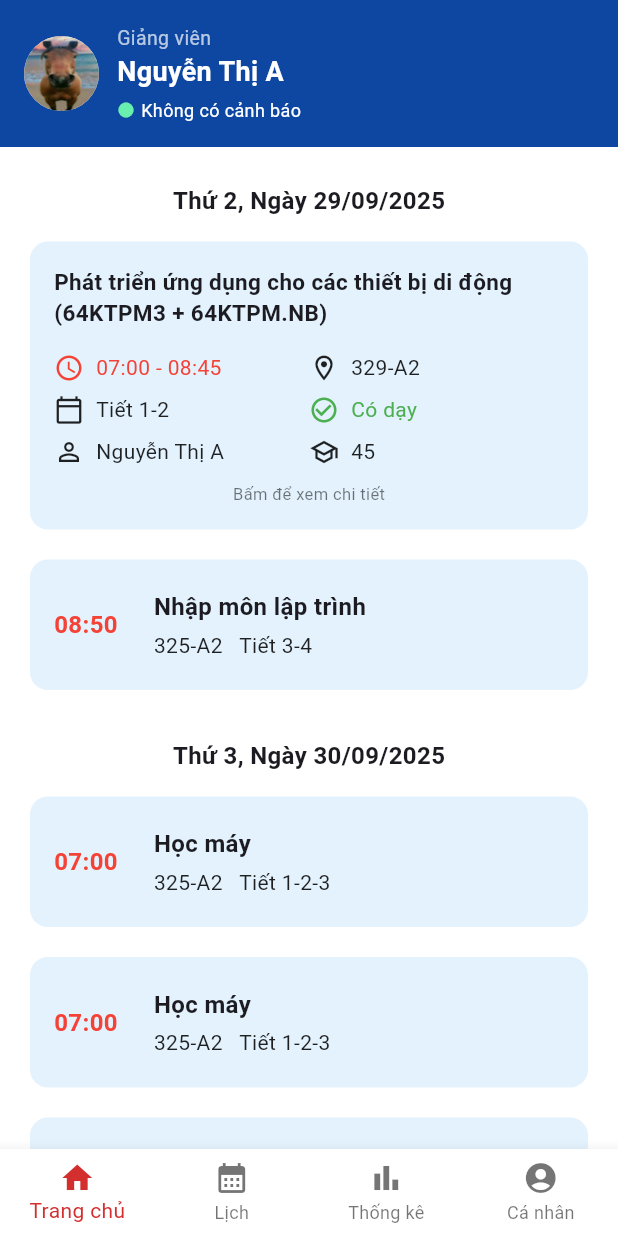
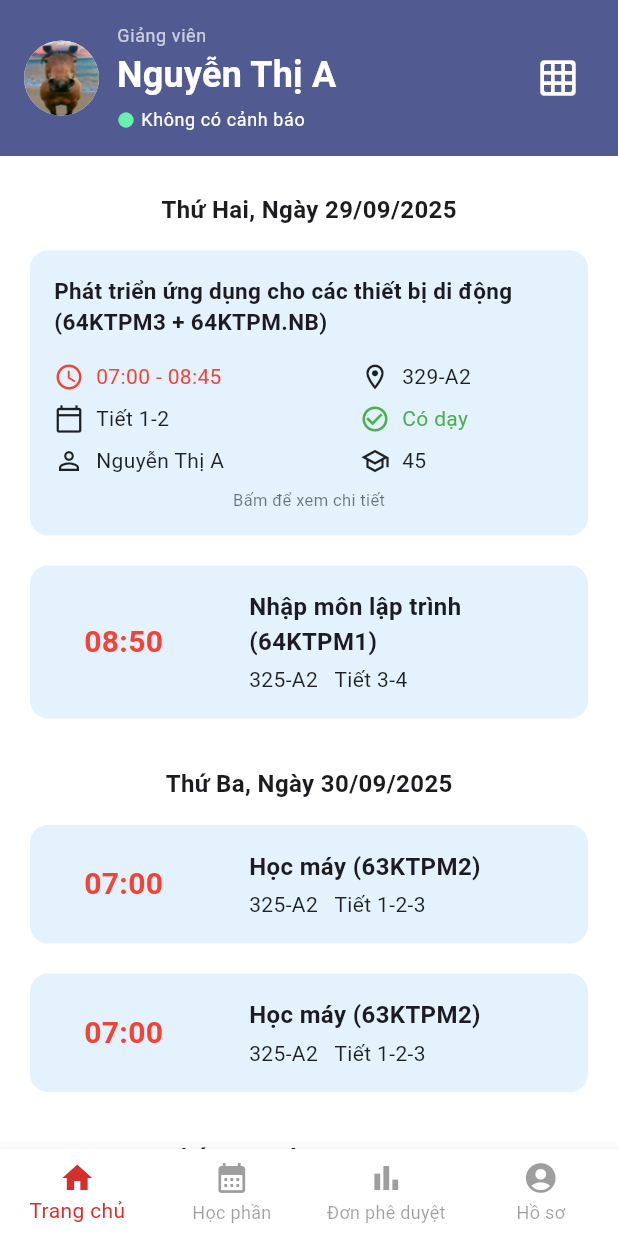
Before and after one commit to fasysd/tlu_schedule_app, a Flutter app: the HomeGiangVien screen opened directly with sample values from the repository, on a phone screen of 412 x 824 dp. Run offline on Flutter 3.47's test engine with Material 3 defaults, Android fonts, the phone set to English and light mode, and no system bars.

Commit message:
Update screens

```diff
--- a/lib/data/mock_data.dart
+++ b/lib/data/mock_data.dart
@@ -6,6 +6,7 @@ final List<UserAccount> userAccounts = [
     id: 'gv01',
     username: 'gv01',
     password: '123',
+    email: 'gv@01',
     role: 'giangvien',
     fullName: 'Nguyễn Thị A',
     avatarPath: 'assets/images/teacher_logo.jpg',
@@ -15,6 +16,7 @@ final List<UserAccount> userAccounts = [
     id: 'dt01',
     username: 'dt01',
     password: '123',
+    email: 'dt@01',
     role: 'phongdaotao',
     fullName: 'Phòng đào tạo TLU',
     avatarPath: 'assets/images/tlu_logo.png',
@@ -90,9 +92,9 @@ final List<ScheduleEntry> mockSchedules = [
     courseId: 'course_ctdl_01',
     subjectName: 'Cấu trúc dữ liệu',
     className: '64KTPM4',
-    date: DateTime(2025, 9, 30), // Cùng ngày với "Học máy"
-    startTime: DateTime(2025, 9, 30, 10, 0),
-    endTime: DateTime(2025, 9, 30, 11, 45),
+    date: DateTime(2025, 9, 31), // Cùng ngày với "Học máy"
+    startTime: DateTime(2025, 9, 31, 10, 0),
+    endTime: DateTime(2025, 9, 31, 11, 45),
     periods: [5, 6],
     roomId: '401-A2',
     instructorId: 'gv01',
--- a/lib/data/models/user_model.dart
+++ b/lib/data/models/user_model.dart
@@ -2,6 +2,7 @@ class UserAccount {
   final String id;
   final String username;
   final String password;
+  final String email;
   final String role;
   final String fullName;
   final String avatarPath;
@@ -11,6 +12,7 @@ class UserAccount {
     required this.id,
     required this.username,
     required this.password,
+    required this.email,
     required this.role,
     required this.fullName,
     required this.avatarPath,
--- a/lib/main.dart
+++ b/lib/main.dart
@@ -1,14 +1,12 @@
-// main.dart
 import 'package:flutter/material.dart';
 import 'package:intl/date_symbol_data_local.dart';
 import 'core/themes/app_theme.dart';
 import 'data/mock_data.dart';
 import 'data/models/user_model.dart';
 import 'presentation/screens/splash_page.dart';
-import 'presentation/screens/home_giangvien.dart';
+//import 'presentation/screens/home_giangvien.dart';
 
 void main() {
-  // Khởi tạo locale 'vi_VN'
   initializeDateFormatting('vi_VN', null).then((_) {
     runApp(const MyApp());
   });
@@ -19,15 +17,14 @@
 
   @override
   Widget build(BuildContext context) {
-    // Tìm user từ mock data
     final UserAccount currentUser = userAccounts.firstWhere((u) => u.id == 'gv01');
 
     return MaterialApp(
       debugShowCheckedModeBanner: false,
       title: 'TLU Schedule',
       theme: AppTheme.light,
-      home: SplashPage(), // Bắt đầu từ SplashPage để có luồng đăng nhập
-      // home: HomeGiangVien(user: currentUser), // Hoặc vào thẳng trang chủ để test
+      home: SplashPage(),
+      //home: HomeGiangVien(user: currentUser),
     );
   }
 }
--- a/lib/presentation/screens/home_giangvien.dart
+++ b/lib/presentation/screens/home_giangvien.dart
@@ -1,8 +1,10 @@
 import 'package:flutter/material.dart';
+import 'package:flutter/services.dart';
 import 'package:intl/intl.dart';
 import '../../data/models/schedule_model.dart';
 import '../../data/models/user_model.dart';
 import '../../data/mock_data.dart';
+import 'weekly_schedule_page.dart';
 
 class ScheduleData {
   final Map<String, List<ScheduleEntry>> groupedSchedules;
@@ -44,7 +46,7 @@ class _HomeGiangVienState extends State<HomeGiangVien> {
     String? featuredId = userSchedules.first.id;
 
     final Map<String, List<ScheduleEntry>> grouped = {};
-    final DateFormat formatter = DateFormat("E, 'Ngày' dd/MM/y", 'vi_VN');
+    final DateFormat formatter = DateFormat("EEEE, 'Ngày' dd/MM/y", 'vi_VN');
 
     for (var schedule in userSchedules) {
       final String dateKey = formatter.format(schedule.date);
@@ -54,19 +56,12 @@ class _HomeGiangVienState extends State<HomeGiangVien> {
       grouped[dateKey]!.add(schedule);
     }
 
-    if (userSchedules.isNotEmpty) {
-      final nextDay = userSchedules.last.date.add(const Duration(days: 1));
-      final String nextDayKey = formatter.format(nextDay);
-      if (grouped[nextDayKey] == null) {
-        grouped[nextDayKey] = [];
-      }
-    }
-
     return ScheduleData(groupedSchedules: grouped, featuredScheduleId: featuredId);
   }
 
   @override
   Widget build(BuildContext context) {
+
     final pages = [
       _HomeContent(user: widget.user, scheduleDataFuture: _scheduleDataFuture),
       const Center(child: Text("Lịch giảng viên")),
@@ -83,12 +78,12 @@ class _HomeGiangVienState extends State<HomeGiangVien> {
         onTap: (index) => setState(() => _currentIndex = index),
         type: BottomNavigationBarType.fixed,
         selectedItemColor: const Color(0xFFD32F2F),
-        unselectedItemColor: Colors.black54,
+        unselectedItemColor: Theme.of(context).disabledColor,
         items: const [
           BottomNavigationBarItem(icon: Icon(Icons.home), label: 'Trang chủ'),
-          BottomNavigationBarItem(icon: Icon(Icons.calendar_month), label: 'Lịch'),
-          BottomNavigationBarItem(icon: Icon(Icons.bar_chart), label: 'Thống kê'),
-          BottomNavigationBarItem(icon: Icon(Icons.account_circle), label: 'Cá nhân'),
+          BottomNavigationBarItem(icon: Icon(Icons.calendar_month), label: 'Học phần'),
+          BottomNavigationBarItem(icon: Icon(Icons.bar_chart), label: 'Đơn phê duyệt'),
+          BottomNavigationBarItem(icon: Icon(Icons.account_circle), label: 'Hồ sơ'),
         ],
       ),
     );
@@ -108,7 +103,7 @@ class _HomeContent extends StatelessWidget {
         children: [
           Container(
             width: double.infinity,
-            color: const Color(0xFF0D47A1),
+            color: Theme.of(context).primaryColor,
             padding: const EdgeInsets.all(16),
             child: Row(
               children: [
@@ -118,20 +113,32 @@ class _HomeContent extends StatelessWidget {
                   backgroundColor: Colors.white,
                 ),
                 const SizedBox(width: 12),
-                Column(
+                Expanded(
+                  child: Column(
                     crossAxisAlignment: CrossAxisAlignment.start,
                     children: [
-                    const Text( "Giảng viên", style: TextStyle(color: Colors.white70, fontSize: 13),),
-                    Text( user.fullName, style: const TextStyle( color: Colors.white, fontWeight: FontWeight.bold, fontSize: 18, ),),
+                      Text( "Giảng viên", style: Theme.of(context).textTheme.bodySmall?.copyWith(color: Colors.white70),),
+                      Text( user.fullName, style: Theme.of(context).textTheme.titleMedium?.copyWith(color: Colors.white, fontWeight: FontWeight.bold),),
                       const SizedBox(height: 4),
-                    const Row(
+                      Row(
                         children: [
-                        Icon(Icons.circle, color: Colors.greenAccent, size: 12),
-                        SizedBox(width: 4),
-                        Text( "Không có cảnh báo", style: TextStyle(color: Colors.white, fontSize: 12),),
+                          const Icon(Icons.circle, color: Colors.greenAccent, size: 12),
+                          const SizedBox(width: 4),
+                          Text( "Không có cảnh báo", style: Theme.of(context).textTheme.bodySmall?.copyWith(color: Colors.white),),
                         ],
                       ),
                     ],
+                  ),
+                ),
+                IconButton(
+                  icon: const Icon(Icons.grid_on_rounded, color: Colors.white, size: 28),
+                  onPressed: () {
+                    Navigator.push(
+                      context,
+                      MaterialPageRoute(builder: (context) => WeeklySchedulePage(user: user)),
+                    );
+                  },
+                  tooltip: 'Xem lịch theo tuần',
                 ),
               ],
             ),
@@ -168,12 +175,7 @@ class _HomeContent extends StatelessWidget {
                       children: [
                         _DateHeader(date: date),
                         const SizedBox(height: 12),
-                        if (schedulesForDay.isEmpty)
-                          const Padding(
-                            padding: EdgeInsets.symmetric(vertical: 8.0),
-                            child: Text("Không có lịch dạy", style: TextStyle(color: Colors.grey)),
-                          )
-                        else
+                        if (schedulesForDay.isNotEmpty)
                           ...schedulesForDay.map((schedule) {
                             final bool isFeatured = schedule.id == featuredId;
 
@@ -249,6 +251,24 @@ class _DetailedScheduleCard extends StatelessWidget {
 
   @override
   Widget build(BuildContext context) {
+    final List<List<Widget>> infoRows = [
+      [
+        _InfoItem(
+            icon: Icons.access_time,
+            text: "${DateFormat('HH:mm').format(schedule.startTime)} - ${DateFormat('HH:mm').format(schedule.endTime)}",
+            color: Colors.red),
+        _InfoItem(icon: Icons.location_on_outlined, text: schedule.roomId),
+      ],
+      [
+        _InfoItem(icon: Icons.calendar_today_outlined, text: "Tiết ${schedule.periods.join('-')}"),
+        _buildStatusItem(schedule.status),
+      ],
+      [
+        _InfoItem(icon: Icons.person_outline, text: user.fullName),
+        _InfoItem(icon: Icons.school_outlined, text: "${schedule.studentCount}"),
+      ],
+    ];
+
     return Card(
       color: const Color(0xFFE3F2FD),
       shape: RoundedRectangleBorder(borderRadius: BorderRadius.circular(12)),
@@ -263,33 +283,17 @@ class _DetailedScheduleCard extends StatelessWidget {
               style: const TextStyle(fontWeight: FontWeight.bold, fontSize: 15),
             ),
             const SizedBox(height: 16),
-            Row(
-              mainAxisAlignment: MainAxisAlignment.spaceBetween,
+
+            ...infoRows.map((rowItems) => Padding(
+              padding: const EdgeInsets.only(bottom: 8.0),
+              child: Row(
                 children: [
-                _InfoItem(
-                    icon: Icons.access_time,
-                    text: "${DateFormat('HH:mm').format(schedule.startTime)} - ${DateFormat('HH:mm').format(schedule.endTime)}",
-                    color: Colors.red),
-                _InfoItem(icon: Icons.location_on_outlined, text: schedule.roomId),
+                  Expanded(flex: 6, child: rowItems[0]),
+                  Expanded(flex: 4, child: rowItems[1]),
                 ],
               ),
-            const SizedBox(height: 8),
-            Row(
-              mainAxisAlignment: MainAxisAlignment.spaceBetween,
-              children: [
-                _InfoItem(icon: Icons.calendar_today_outlined, text: "Tiết ${schedule.periods.join('-')}"),
-                _buildStatusItem(schedule.status),
-              ],
-            ),
-            const SizedBox(height: 8),
-            Row(
-              mainAxisAlignment: MainAxisAlignment.spaceBetween,
-              children: [
-                _InfoItem(icon: Icons.person_outline, text: user.fullName),
-                _InfoItem(icon: Icons.school_outlined, text: schedule.studentCount.toString()),
-              ],
-            ),
-            const SizedBox(height: 10),
+            )),
+
             const Center(
               child: Text(
                 "Bấm để xem chi tiết",
@@ -305,7 +309,6 @@ class _DetailedScheduleCard extends StatelessWidget {
 
 class _SimpleScheduleCard extends StatelessWidget {
   final ScheduleEntry schedule;
-
   const _SimpleScheduleCard({required this.schedule});
 
   @override
@@ -315,28 +318,47 @@ class _SimpleScheduleCard extends StatelessWidget {
       shape: RoundedRectangleBorder(borderRadius: BorderRadius.circular(12)),
       elevation: 0,
       child: Padding(
-        padding: const EdgeInsets.symmetric(horizontal: 16, vertical: 20),
-        child: Row(
+        padding: const EdgeInsets.symmetric(horizontal: 16, vertical: 16),
+        child: Column(
+          mainAxisSize: MainAxisSize.min,
           children: [
-            Text(DateFormat('HH:mm').format(schedule.startTime),
+            Row(
+              crossAxisAlignment: CrossAxisAlignment.center,
+              children: [
+                Padding(
+                  padding: const EdgeInsets.only(left: 20.0),
+                  child: SizedBox(
+                    width: 100,
+                    child: Text(
+                      DateFormat('HH:mm').format(schedule.startTime),
                       style: const TextStyle(
                           color: Colors.red,
-                    fontSize: 16,
-                    fontWeight: FontWeight.bold)),
-            const SizedBox(width: 24),
+                          fontSize: 20,
+                          fontWeight: FontWeight.bold),
+                    ),
+                  ),
+                ),
+                const SizedBox(width: 10),
+
                 Expanded(
                   child: Column(
                     crossAxisAlignment: CrossAxisAlignment.start,
                     children: [
-                  Text(schedule.subjectName,
+                      Text(
+                        "${schedule.subjectName} (${schedule.className})",
                         style: const TextStyle(
-                        fontWeight: FontWeight.bold, fontSize: 16), overflow: TextOverflow.ellipsis,),
+                            fontWeight: FontWeight.bold, fontSize: 16),
+                      ),
                       const SizedBox(height: 4),
-                  Text("${schedule.roomId}   Tiết ${schedule.periods.join('-')}",
-                      style: const TextStyle(color: Colors.black87)),
+                      Text(
+                        "${schedule.roomId}   Tiết ${schedule.periods.join('-')}",
+                        style: const TextStyle(color: Colors.black87),
+                      ),
                     ],
                   ),
-            )
+                ),
+              ],
+            ),
           ],
         ),
       ),
@@ -353,8 +375,7 @@ class _InfoItem extends StatelessWidget {
 
   @override
   Widget build(BuildContext context) {
-    return Expanded(
-      child: Row(
+    return Row(
       children: [
         Icon(icon, size: 20, color: color ?? Colors.black87),
         const SizedBox(width: 8),
@@ -366,7 +387,6 @@ class _InfoItem extends StatelessWidget {
           ),
         ),
       ],
-      ),
     );
   }
 }
--- a/lib/presentation/screens/login_page.dart
+++ b/lib/presentation/screens/login_page.dart
@@ -1,9 +1,7 @@
 import 'dart:ui';
 import 'package:flutter/material.dart';
-
 import '../../data/mock_data.dart';
 import 'home_giangvien.dart';
-// ---------------------------------
 
 class LoginPage extends StatefulWidget {
   const LoginPage({super.key});
@@ -97,9 +95,9 @@ class _LoginPageState extends State<LoginPage> {
             builder: (context) => HomeGiangVien(user: user),
           ),
         );
-      } else {
+      } else if (user.role == 'phongdaotao'){
         ScaffoldMessenger.of(context).showSnackBar(
-          const SnackBar(content: Text('Tài khoản không phải là giảng viên.')),
+          const SnackBar(content: Text('Chức năng đang được phát triển')),
         );
       }
     } catch (e) {
@@ -115,7 +113,7 @@ class _LoginPageState extends State<LoginPage> {
     // Giao diện được giữ nguyên
     return Scaffold(
       body: SafeArea(
-        child: SingleChildScrollView( // Thêm SingleChildScrollView để tránh lỗi tràn màn hình
+        child: SingleChildScrollView(
           child: Column(
             children: [
               Stack(
@@ -130,7 +128,7 @@ class _LoginPageState extends State<LoginPage> {
               ),
               Container(
                 width: 300,
-                padding: const EdgeInsets.only(top: 20), // Thêm padding để không bị quá sát
+                padding: const EdgeInsets.only(top: 20),
                 child: Form(
                   key: _formKey,
                   child: Column(
```
Lines whose indentation alone changed are shown as unchanged.
